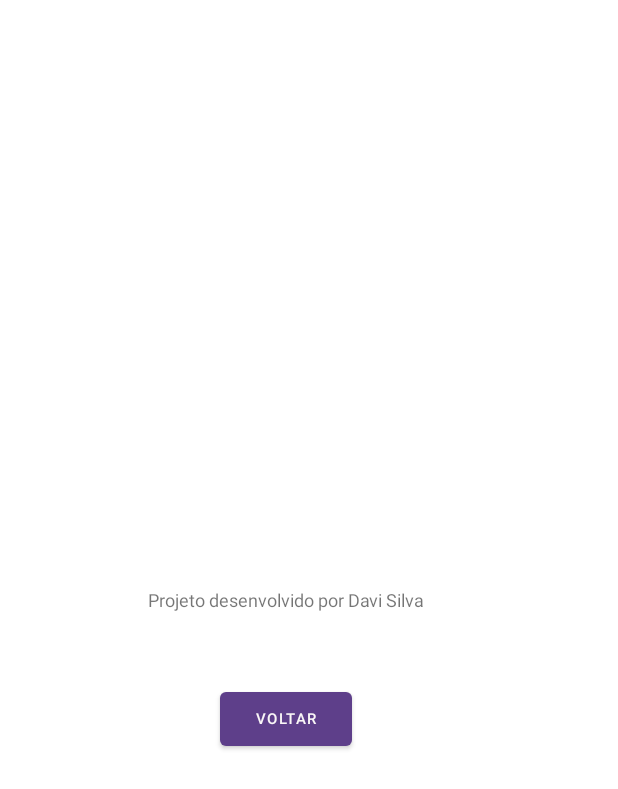
After one commit to Spinnafre/BoraRachar, an Android app: the layout activity_main2.xml on its own in the app's theme, with its tools: preview values and no code run, on a phone screen of 412 x 824 dp. The commit adds this screen. Shown: the top 789 px of the screen. Run offline under Robolectric (Android 15) with nearby library versions, the phone set to English and light mode, and no system bars.

Commit message:
feature:  button to page about

```diff
--- /dev/null
+++ b/app/src/main/res/layout/activity_main2.xml
@@ -0,0 +1,36 @@
+<?xml version="1.0" encoding="utf-8"?>
+<androidx.constraintlayout.widget.ConstraintLayout xmlns:android="http://schemas.android.com/apk/res/android"
+    xmlns:app="http://schemas.android.com/apk/res-auto"
+    xmlns:tools="http://schemas.android.com/tools"
+    android:layout_width="match_parent"
+    android:layout_height="match_parent"
+    tools:context=".MainActivity2">
+
+    <TextView
+        android:id="@+id/textView"
+        android:layout_width="wrap_content"
+        android:layout_height="wrap_content"
+        android:layout_marginStart="170dp"
+        android:layout_marginTop="282dp"
+        android:layout_marginEnd="200dp"
+        android:layout_marginBottom="307dp"
+        android:text="@string/app_description"
+        android:textSize="12sp"
+        app:layout_constraintBottom_toBottomOf="parent"
+        app:layout_constraintEnd_toEndOf="parent"
+        app:layout_constraintHorizontal_bias="0.5"
+        app:layout_constraintStart_toStartOf="parent"
+        app:layout_constraintTop_toTopOf="parent" />
+
+    <Button
+        android:id="@+id/btnBackToMain"
+        android:layout_width="wrap_content"
+        android:layout_height="wrap_content"
+        android:layout_marginStart="146dp"
+        android:layout_marginTop="47dp"
+        android:layout_marginEnd="177dp"
+        android:text="@string/back_to_main"
+        app:layout_constraintEnd_toEndOf="parent"
+        app:layout_constraintStart_toStartOf="parent"
+        app:layout_constraintTop_toBottomOf="@+id/textView" />
+</androidx.constraintlayout.widget.ConstraintLayout>
--- a/app/src/main/res/values/strings.xml
+++ b/app/src/main/res/values/strings.xml
@@ -3,6 +3,8 @@
     <string name="placeholder_input_people">Quantidade de pessoas</string>
     <string name="placeholder_input_price">Valor em reais</string>
     <string name="placeholder_input_total">0.00</string>
+    <string name="app_description">Projeto desenvolvido por Davi Silva</string>
+    <string name="back_to_main">Voltar</string>
     <string name="share_placeholder">Compartilhar</string>
     <string name="tts_placeholder">Falar</string>
     <string name="header_placeholder">Vamos rachar!</string>
--- a/app/src/main/res/values/themes.xml
+++ b/app/src/main/res/values/themes.xml
@@ -10,7 +10,7 @@
         <item name="colorSecondaryVariant">@color/teal_700</item>
         <item name="colorOnSecondary">@color/black</item>
         <!-- Status bar color. -->
-        <item name="android:textSize">12sp</item>
+        <item name="android:textSize">10sp</item>
         <item name="android:statusBarColor" tools:targetApi="l">?attr/colorPrimaryVariant</item>
         <!-- Customize your theme here. -->
         <item name="android:textColorHint">@color/purple_500</item>
```
Also changed, not shown: app/src/main/AndroidManifest.xml (+7 -3 lines), app/src/main/java/com/example/borarachar/MainActivity.kt (+9 -0 lines), app/src/main/java/com/example/borarachar/MainActivity2.kt (added, +28 -0 lines).
